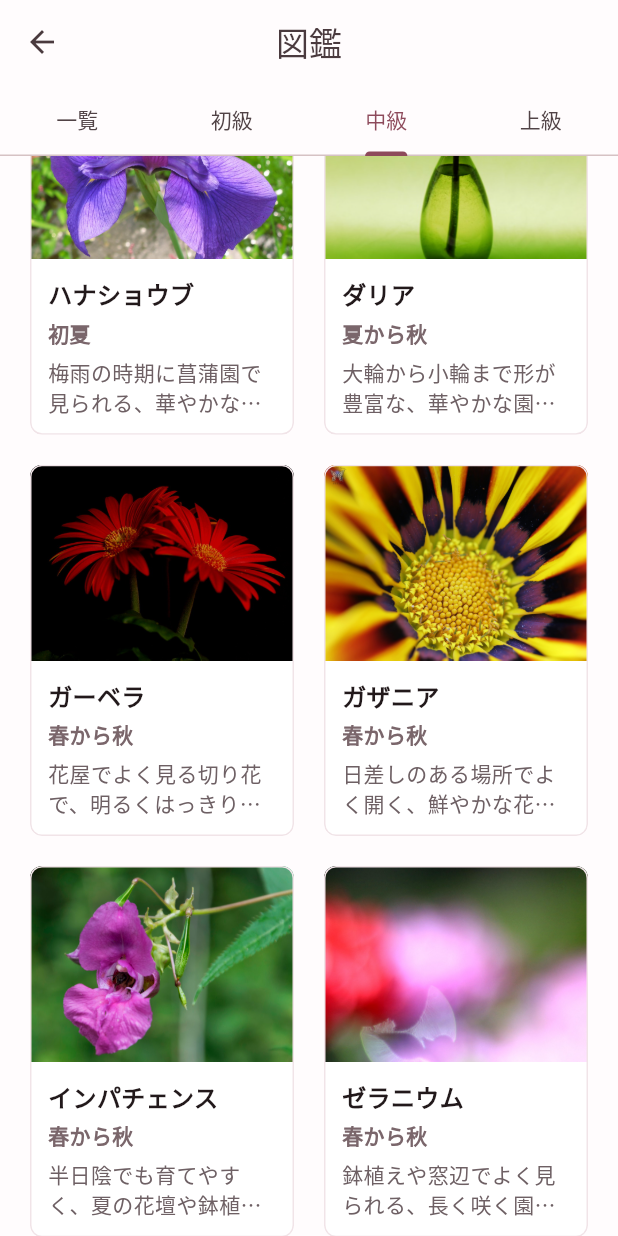
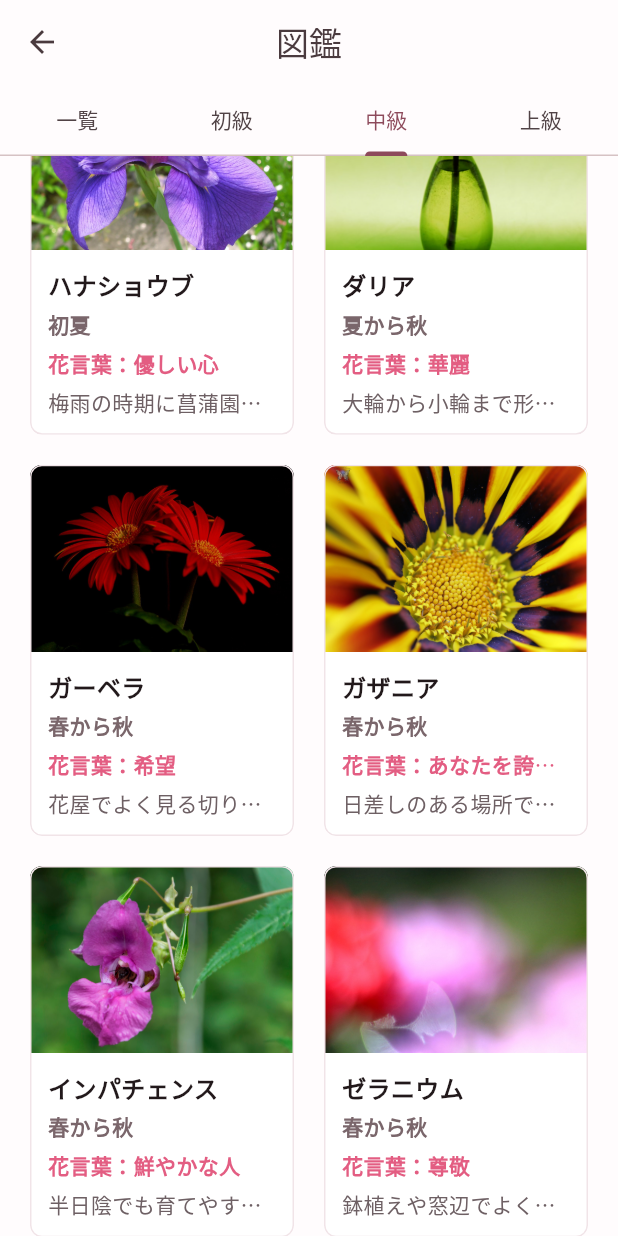
Before and after one commit to atto87/atto87.github.io, a Flutter app: the EncyclopediaScreen screen opened by its route, tab 3 chosen, scrolled down 1152 dp, on a phone screen of 412 x 824 dp. Run offline on Flutter 3.47's test engine with Material 3 defaults, Android fonts, the phone set to English and light mode, and no system bars; our stand-ins replace shared_preferences; accounts and stored records are empty.

Commit message:
Add flower meanings to encyclopedia

```diff
--- a/lib/data/flower_data.dart
+++ b/lib/data/flower_data.dart
@@ -311,6 +311,109 @@ Flower? flowerByName(String name) {
   }
   return null;
 }
+
+const Map<String, List<String>> flowerMeaningsById = {
+  'sakura': ['精神の美', '優美な女性'],
+  'tulip': ['思いやり', '博愛'],
+  'sunflower': ['憧れ', 'あなただけを見つめる'],
+  'hydrangea': ['移り気', '家族団らん'],
+  'cosmos': ['調和', '乙女の真心'],
+  'lavender': ['沈黙', '清潔', '期待'],
+  'rose': ['愛', '美'],
+  'camellia': ['控えめな優しさ', '誇り'],
+  'ume': ['高潔', '忍耐'],
+  'nemophila': ['可憐', 'どこでも成功'],
+  'kinmokusei': ['謙虚', '気高い人'],
+  'asagao': ['愛情', '結束'],
+  'suisen': ['自己愛', '尊敬'],
+  'marguerite': ['真実の愛', '信頼'],
+  'carnation': ['無垢で深い愛', '感謝'],
+  'pansy': ['もの思い', '私を思って'],
+  'hanamizuki': ['返礼', '永続性'],
+  'lily': ['純粋', '威厳'],
+  'higanbana': ['情熱', '再会'],
+  'poppy': ['慰め', '思いやり'],
+  'tsutsuji': ['節度', '慎み'],
+  'satsuki': ['節制', '幸福'],
+  'fuji': ['優しさ', '歓迎'],
+  'nanohana': ['快活', '明るさ'],
+  'shibazakura': ['合意', '忍耐'],
+  'marigold': ['健康', '変わらぬ愛'],
+  'petunia': ['心の安らぎ', 'あなたといると和む'],
+  'begonia': ['親切', '片思い'],
+  'nichinichisou': ['楽しい思い出', '友情'],
+  'salvia': ['尊敬', '知恵'],
+  'kobushi': ['友情', '歓迎'],
+  'mokuren': ['自然への愛', '持続性'],
+  'viola': ['誠実', '信頼'],
+  'daisy': ['純潔', '美人'],
+  'cyclamen': ['遠慮', '内気'],
+  'shakunage': ['威厳', '荘厳'],
+  'rengyou': ['希望', '期待'],
+  'yukiyanagi': ['愛らしさ', '静かな思い'],
+  'boke': ['先駆者', '平凡'],
+  'hanamomo': ['気立ての良さ', '恋のとりこ'],
+  'hananira': ['別れの悲しみ', '耐える愛'],
+  'ayame': ['よい便り', '希望'],
+  'kakitsubata': ['幸せは必ず来る'],
+  'hanashoubu': ['優しい心', '信頼'],
+  'dahlia': ['華麗', '優雅'],
+  'gerbera': ['希望', '前進'],
+  'gazania': ['あなたを誇りに思う', 'きらびやか'],
+  'impatiens': ['鮮やかな人', '強い個性'],
+  'geranium': ['尊敬', '信頼'],
+  'keitou': ['おしゃれ', '個性'],
+  'housenka': ['私に触れないで', '短気'],
+  'oshiroibana': ['臆病', '内気'],
+  'torenia': ['ひらめき', '愛嬌'],
+  'kikyou': ['永遠の愛', '誠実'],
+  'rindou': ['正義', '誠実'],
+  'christmas_rose': ['追憶', '慰め'],
+  'primula': ['青春の始まり', '可憐'],
+  'north_pole': ['誠実', '冬の足音'],
+  'crocus': ['青春の喜び', '信頼'],
+  'muscari': ['明るい未来', '通じ合う心'],
+  'hyacinth': ['スポーツ', '遊び心'],
+  'freesia': ['純潔', '親愛の情'],
+  'ranunculus': ['とても魅力的', '晴れやかな魅力'],
+  'anemone': ['期待', 'はかない恋'],
+  'kasumisou': ['清らかな心', '幸福'],
+  'sweet_pea': ['門出', '優しい思い出'],
+  'stock': ['永遠の美', '愛の絆'],
+  'alstroemeria': ['未来への憧れ', '持続'],
+  'gladiolus': ['勝利', '誠実'],
+  'kuchinashi': ['とても幸せ', '喜びを運ぶ'],
+  'hototogisu': ['永遠にあなたのもの', '秘めた思い'],
+  'shuumeigiku': ['薄れゆく愛', '忍耐'],
+  'fukujusou': ['幸せを招く', '永久の幸福'],
+  'snowdrop': ['希望', '慰め'],
+  'clematis': ['精神の美', '旅人の喜び'],
+  'lupinus': ['想像力', 'いつも幸せ'],
+  'delphinium': ['清明', '高貴'],
+  'digitalis': ['不誠実', '熱愛'],
+  'forget_me_not': ['私を忘れないで', '真実の愛'],
+  'blue_star': ['信じ合う心', '幸福な愛'],
+  'nigella': ['夢で逢いましょう', '未来'],
+  'odamaki': ['勝利への決意', '愚か'],
+  'hotarubukuro': ['忠実', '正義'],
+  'yaguruma_giku': ['繊細', '優雅'],
+  'aster': ['信じる心', '追憶'],
+  'zinnia': ['不在の友を思う', '絆'],
+  'rudbeckia': ['正義', '公平'],
+  'echinacea': ['深い愛', '優しさ'],
+  'phlox': ['一致', '協調'],
+  'canna': ['情熱', '快活'],
+  'sumire': ['謙虚', '誠実'],
+  'mimosa': ['感謝', '友情'],
+  'amaryllis': ['誇り', '輝くばかりの美しさ'],
+  'calla': ['華麗なる美', '清浄'],
+  'hibiscus': ['繊細な美', '新しい恋'],
+  'bougainvillea': ['情熱', 'あなたしか見えない'],
+  'plumeria': ['気品', '陽だまり'],
+  'gekkabijin': ['はかない美', 'ただ一度だけ会いたくて'],
+  'matsubabotan': ['無邪気', '可憐'],
+  'kalanchoe': ['幸福を告げる', 'たくさんの小さな思い出'],
+};
 
 const Map<String, _FlowerDetails> _additionalDetails = {
   'tsutsuji': _FlowerDetails(
@@ -805,6 +908,7 @@ Flower _flower({
     description: description ?? '$nameの説明は準備中です。',
     howToIdentify: howToIdentify ?? '$nameの見分け方は準備中です。',
     similarFlowers: similarFlowers,
+    flowerMeanings: flowerMeaningsById[id] ?? const ['準備中'],
   );
 }
 
--- a/lib/models/flower.dart
+++ b/lib/models/flower.dart
@@ -9,6 +9,7 @@ class Flower {
     required this.description,
     required this.howToIdentify,
     required this.similarFlowers,
+    required this.flowerMeanings,
   });
 
   final String id;
@@ -20,6 +21,7 @@ class Flower {
   final String description;
   final String howToIdentify;
   final List<String> similarFlowers;
+  final List<String> flowerMeanings;
 }
 
 enum FlowerDifficulty {
--- a/lib/screens/flower_detail_screen.dart
+++ b/lib/screens/flower_detail_screen.dart
@@ -38,6 +38,7 @@ class FlowerDetailScreen extends StatelessWidget {
             _InfoRow(label: '段階', value: flower.difficulty.appLabel),
             _InfoRow(label: '季節', value: flower.season),
             _InfoRow(label: '色', value: flower.colors.join('、')),
+            _InfoRow(label: '花言葉', value: flower.flowerMeanings.join('、')),
             const SizedBox(height: 16),
             _Section(title: '特徴', body: flower.description),
             _Section(title: '見分け方', body: flower.howToIdentify),
@@ -134,7 +135,7 @@ class _InfoRow extends StatelessWidget {
         crossAxisAlignment: CrossAxisAlignment.start,
         children: [
           SizedBox(
-            width: 64,
+            width: 72,
             child: Text(
               label,
               style: const TextStyle(
--- a/lib/widgets/flower_card.dart
+++ b/lib/widgets/flower_card.dart
@@ -59,8 +59,18 @@ class FlowerCard extends StatelessWidget {
                   ),
                   const SizedBox(height: 6),
                   Text(
+                    '花言葉：${flower.flowerMeanings.first}',
+                    maxLines: 1,
+                    overflow: TextOverflow.ellipsis,
+                    style: const TextStyle(
+                      color: Color(0xFFE35D82),
+                      fontWeight: FontWeight.w800,
+                    ),
+                  ),
+                  const SizedBox(height: 6),
+                  Text(
                     flower.description,
-                    maxLines: 2,
+                    maxLines: 1,
                     overflow: TextOverflow.ellipsis,
                     style: const TextStyle(color: Color(0xFF6E6064)),
                   ),
```
Also changed, not shown: 1 other file.
